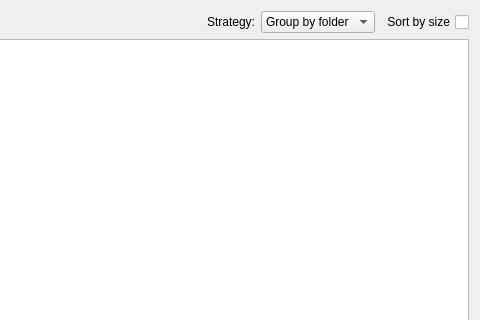
This is FileExplorer.ui in CatoLos/sppo_lab_3 as Qt 5 draws it before an edit; both pictures show x 520 to 1000 and y 0 to 320 of the 1000 by 700 pixel window. The edited form follows.
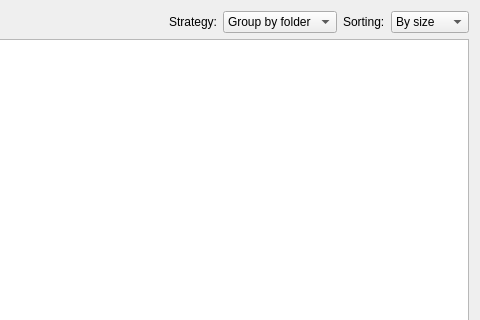
This is the edited form.

```diff
--- a/FileExplorer.ui
+++ b/FileExplorer.ui
@@ -63,15 +63,26 @@
       </widget>
      </item>
      <item>
-      <widget class="QCheckBox" name="sortCheckBox">
-       <property name="layoutDirection">
-        <enum>Qt::RightToLeft</enum>
-       </property>
+      <widget class="QLabel" name="sortLabel">
        <property name="text">
-        <string>Sort by size</string>
+        <string>Sorting:</string>
        </property>
       </widget>
      </item>
+     <item>
+      <widget class="QComboBox" name="sortComBox">
+       <item>
+        <property name="text">
+         <string>By size</string>
+        </property>
+       </item>
+       <item>
+        <property name="text">
+         <string>By name</string>
+        </property>
+       </item>
+      </widget>
+     </item>
     </layout>
    </item>
    <item row="1" column="0">
```
